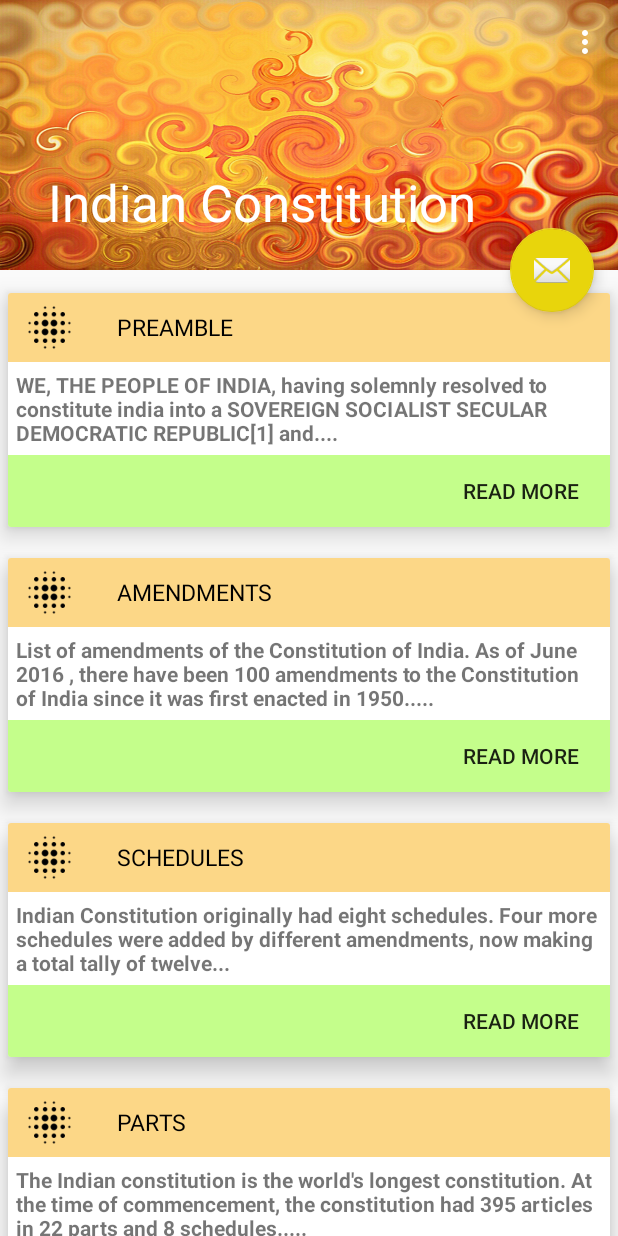
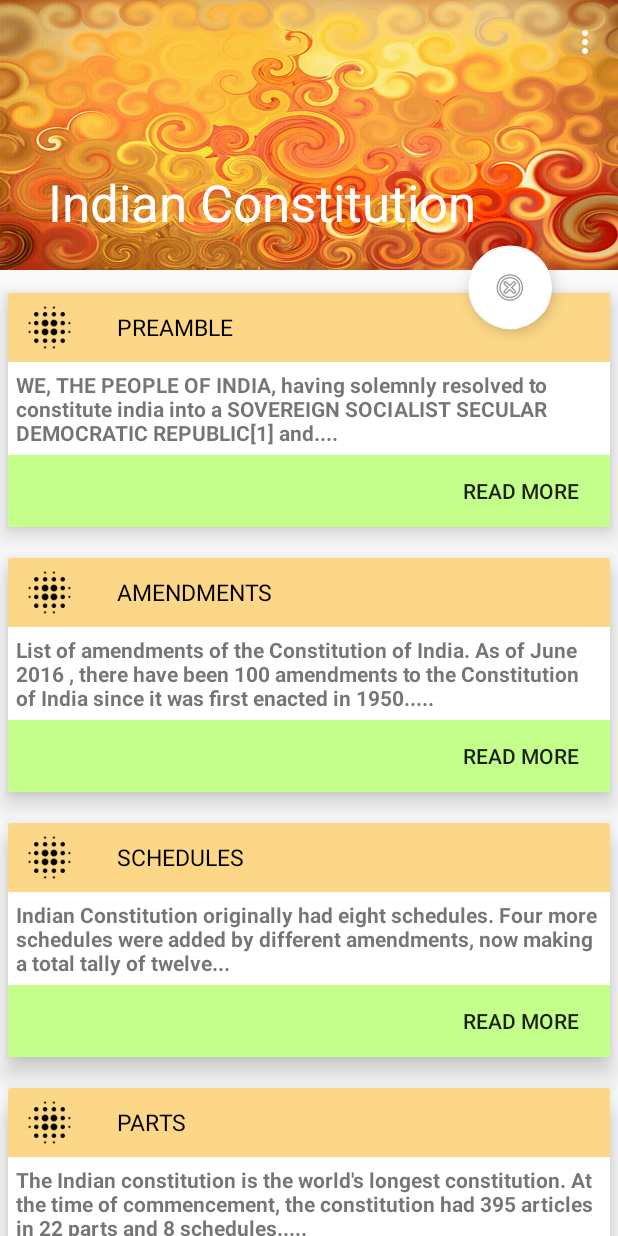
Before and after one commit to kumar4Vipul/Indian-Constitution-App, an Android app: the screen it shows after launch (ScrollingActivity), on a phone screen of 412 x 824 dp. Run offline under Robolectric (Android 15) with nearby library versions, the light colour scheme and no system bars.

Commit message:
fab moves awesomely!!!!! Now maybe will create other fabzz

```diff
--- a/app/src/main/java/com/appbusters/robinpc/constitutionofindia/ScrollingActivity.java
+++ b/app/src/main/java/com/appbusters/robinpc/constitutionofindia/ScrollingActivity.java
@@ -15,7 +15,7 @@
 public class ScrollingActivity extends AppCompatActivity {
 
     private Boolean isFabClosed=true;
-    private Animation rotate_forward, rotate_backward, fab_open, fab_close;
+    private Animation rotate_forward, rotate_backward, fab_open, fab_close, rotate_initial;
     private FloatingActionButton fab;
 
     @Override
@@ -28,6 +28,8 @@
         fab = (FloatingActionButton) findViewById(R.id.fab);
         rotate_backward= AnimationUtils.loadAnimation(getApplicationContext(),R.anim.rotate_backward);
         rotate_forward= AnimationUtils.loadAnimation(getApplicationContext(), R.anim.rotate_forward);
+        rotate_initial= AnimationUtils.loadAnimation(getApplicationContext(),R.anim.rotate_initial);
+        fab.startAnimation(rotate_initial);
         fab.setOnClickListener(new View.OnClickListener() {
             @Override
             public void onClick(View view) {
@@ -89,11 +91,11 @@
 
     private void animateFab() {
         if(isFabClosed==true){
-            fab.startAnimation(rotate_backward);
+            fab.startAnimation(rotate_forward);
             isFabClosed=false;
         }
         else{
-            fab.startAnimation(rotate_forward);
+            fab.startAnimation(rotate_backward);
             isFabClosed=true;
         }
     }
--- /dev/null
+++ b/app/src/main/res/anim/rotate_initial.xml
@@ -0,0 +1,9 @@
+<?xml version="1.0" encoding="utf-8"?>
+<set xmlns:android="http://schemas.android.com/apk/res/android"
+    android:fillAfter="true">
+    <rotate android:fromDegrees="45"
+        android:toDegrees="0"
+        android:pivotX="50%"
+        android:pivotY="50%"
+        android:interpolator="@android:anim/linear_interpolator"/>
+</set>
--- a/app/src/main/res/layout/activity_scrolling.xml
+++ b/app/src/main/res/layout/activity_scrolling.xml
@@ -39,7 +39,7 @@
         android:layout_width="wrap_content"
         android:layout_height="wrap_content"
         android:layout_margin="@dimen/fab_margin"
-        android:src="@android:drawable/ic_dialog_email"
+        android:src="@android:drawable/ic_menu_add"
         app:layout_anchor="@id/app_bar"
         app:layout_anchorGravity="bottom|end" />
 
--- a/app/src/main/res/values/colors.xml
+++ b/app/src/main/res/values/colors.xml
@@ -2,6 +2,6 @@
 <resources>
     <color name="colorPrimary">#FF8E0C</color>
     <color name="colorPrimaryDark">#006DBF</color>
-    <color name="colorAccent">#E8D50C</color>
+    <color name="colorAccent">#FFFFFF</color>
     <color name="black_overlay">#66000000</color>
 </resources>
```
